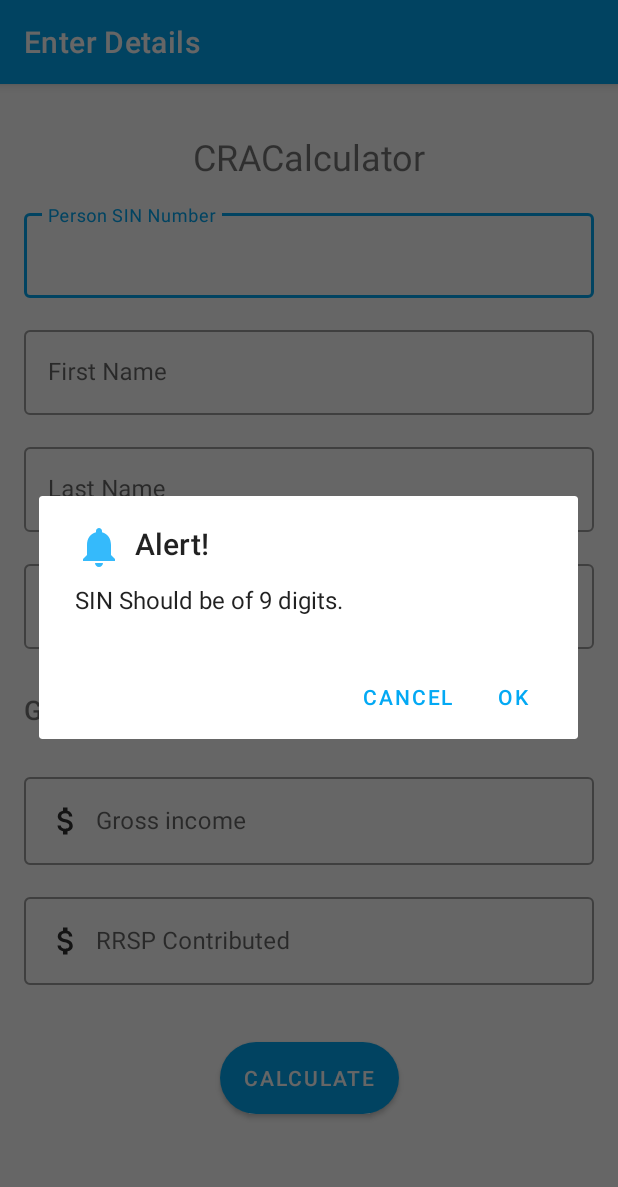
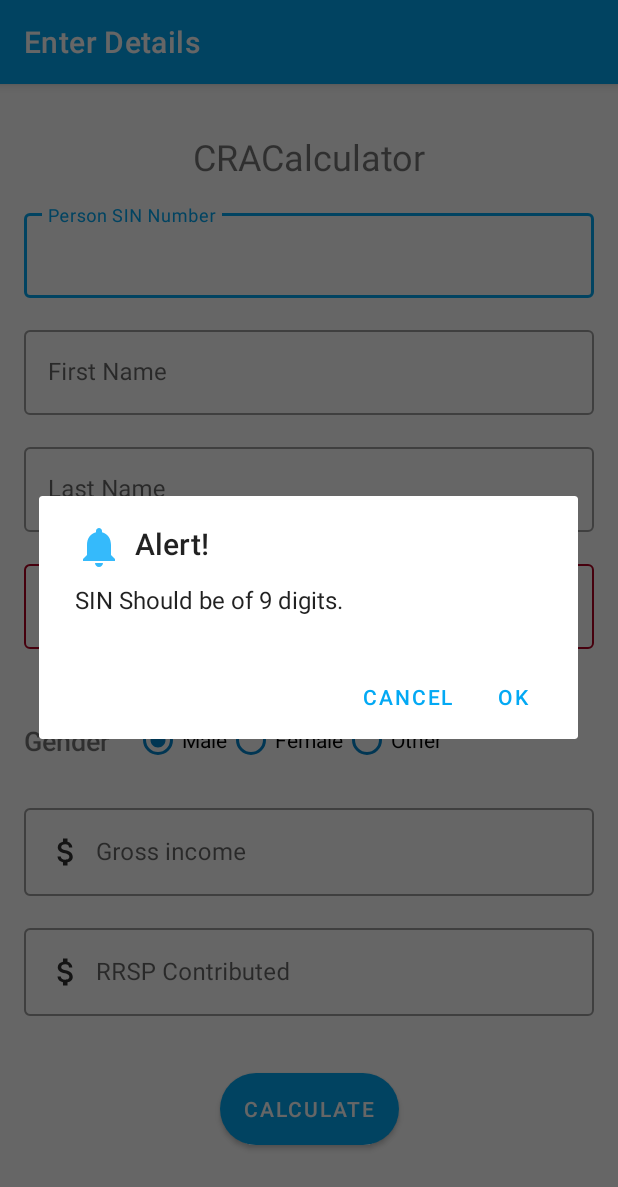
Before and after one commit to RamaniOS/C0761706_F2019_MAD3125_MidTerm, an Android app: the screen it shows after launch (DetailEditActivity), after a tap on "CALCULATE", on a phone screen of 412 x 824 dp. Shown: the top 1187 px of the screen. Run offline under Robolectric (Android 15) with nearby library versions, the phone set to English and light mode, and no system bars; Roboto replaces fonts that are not available here.

Commit message:
Validations for age and show error below text filed.

```diff
--- a/app/src/main/java/com/example/c0761706_f2019_mad3125_midterm/UI/DetailEditActivity.java
+++ b/app/src/main/java/com/example/c0761706_f2019_mad3125_midterm/UI/DetailEditActivity.java
@@ -10,6 +10,7 @@ import android.content.Intent;
 import android.os.Bundle;
 import android.os.Parcelable;
 import android.text.InputType;
+import android.util.Log;
 import android.view.View;
 import android.view.inputmethod.InputMethodManager;
 import android.widget.Button;
@@ -20,8 +21,10 @@ import android.widget.Toast;
 
 import com.example.c0761706_f2019_mad3125_midterm.Models.CRACustomer;
 import com.example.c0761706_f2019_mad3125_midterm.R;
+import com.example.c0761706_f2019_mad3125_midterm.Utilities.Calculator;
 import com.example.c0761706_f2019_mad3125_midterm.Utilities.DetailCustomer;
 import com.google.android.material.textfield.TextInputEditText;
+import com.google.android.material.textfield.TextInputLayout;
 
 import java.text.SimpleDateFormat;
 import java.util.ArrayList;
@@ -41,7 +44,9 @@ public class DetailEditActivity extends AppCompatActivity {
     private DatePickerDialog datePickerDialog;
     private RadioGroup radioGroup;
     private RadioButton genderButton;
+    private TextInputLayout birthLayout;
 
+    private static final String ERROR_MESSAGE = "Not eligible to file tax for current year 2019";
     @Override
     protected void onCreate(Bundle savedInstanceState) {
         super.onCreate(savedInstanceState);
@@ -59,11 +64,14 @@ public class DetailEditActivity extends AppCompatActivity {
         btnCalculate = findViewById(R.id.btnCalculate);
         radioGroup = findViewById(R.id.radioGroup);
         txtBirthDate.setInputType(InputType.TYPE_NULL);
+        birthLayout = findViewById(R.id.textInputLayout4);
         txtBirthDate.setOnFocusChangeListener(new View.OnFocusChangeListener() {
             public void onFocusChange(View v, boolean hasFocus) {
                 if (hasFocus) {
                     closeKeyboard();
                     openDatePicker();
+                } else {
+                    checkEligibleDob();
                 }
             }
         });
@@ -119,6 +127,9 @@ public class DetailEditActivity extends AppCompatActivity {
         String gross = txtGrossIncome.getText().toString();
         String rrsp = txtRRSP.getText().toString();
 
+        // check dob
+        checkEligibleDob();
+
         if (sin.trim().length() != 9) {
             showAlert("SIN Should be of 9 digits.");
         } else if (fName.trim().isEmpty()) {
@@ -127,6 +138,8 @@ public class DetailEditActivity extends AppCompatActivity {
             showAlert("Please enter Last name");
         } else if (dob.trim().isEmpty()) {
             showAlert("Please enter Date of birth");
+        } else if (birthLayout.getError() != null) {
+            showAlert(birthLayout.getError().toString());
         } else if (gross.trim().isEmpty()) {
             showAlert("Please enter Gross Income");
         } else if (rrsp.trim().isEmpty()) {
@@ -140,8 +153,14 @@ public class DetailEditActivity extends AppCompatActivity {
         }
     }
 
-    private void showToast(String message) {
-        Toast.makeText(getApplicationContext(), message, Toast.LENGTH_SHORT).show();
+    private void checkEligibleDob() {
+        String dob = txtBirthDate.getText().toString();
+        int age = Integer.parseInt(Calculator.getAge(dob));
+        if (age < 18) {
+            birthLayout.setError(ERROR_MESSAGE.toUpperCase());
+        } else {
+            birthLayout.setError(null);
+        }
     }
 
     private void showAlert(String message) {
--- a/app/src/main/java/com/example/c0761706_f2019_mad3125_midterm/Utilities/Calculator.java
+++ b/app/src/main/java/com/example/c0761706_f2019_mad3125_midterm/Utilities/Calculator.java
@@ -1,6 +1,11 @@
 package com.example.c0761706_f2019_mad3125_midterm.Utilities;
 
 import android.util.Log;
+
+import java.text.ParseException;
+import java.text.SimpleDateFormat;
+import java.util.Calendar;
+import java.util.Date;
 
 public class Calculator {
 
@@ -10,6 +15,22 @@ public class Calculator {
     private static final double EIAMOUNT_DEFAULT = 860.22;
 
     private Calculator() {
+    }
+
+    public static String getAge(String birthDate) {
+        Date date = null;
+        SimpleDateFormat sdf = new SimpleDateFormat("dd-MMM-yyyy");
+        try {
+            date = sdf.parse(birthDate);
+        } catch (ParseException e) {
+            e.printStackTrace();
+        }
+        if (date == null) return "0";
+        Calendar dob = Calendar.getInstance();
+        Calendar today = Calendar.getInstance();
+        dob.setTime(date);
+        int age = today.get(Calendar.YEAR) - dob.get(Calendar.YEAR);
+        return String.valueOf(age);
     }
 
     public static String performCPP(String income) {
--- a/app/src/main/res/layout/activity_detail_edit.xml
+++ b/app/src/main/res/layout/activity_detail_edit.xml
@@ -101,7 +101,8 @@
                 android:layout_marginTop="16dp"
                 app:layout_constraintEnd_toEndOf="parent"
                 app:layout_constraintStart_toStartOf="parent"
-                app:layout_constraintTop_toBottomOf="@+id/textInputLayout3">
+                app:layout_constraintTop_toBottomOf="@+id/textInputLayout3"
+                app:errorEnabled="true">
 
                 <com.google.android.material.textfield.TextInputEditText
                     android:id="@+id/txtBirthDate"
```
Also changed, not shown: app/src/main/java/com/example/c0761706_f2019_mad3125_midterm/Models/CRACustomer.java (+2 -21 lines).
